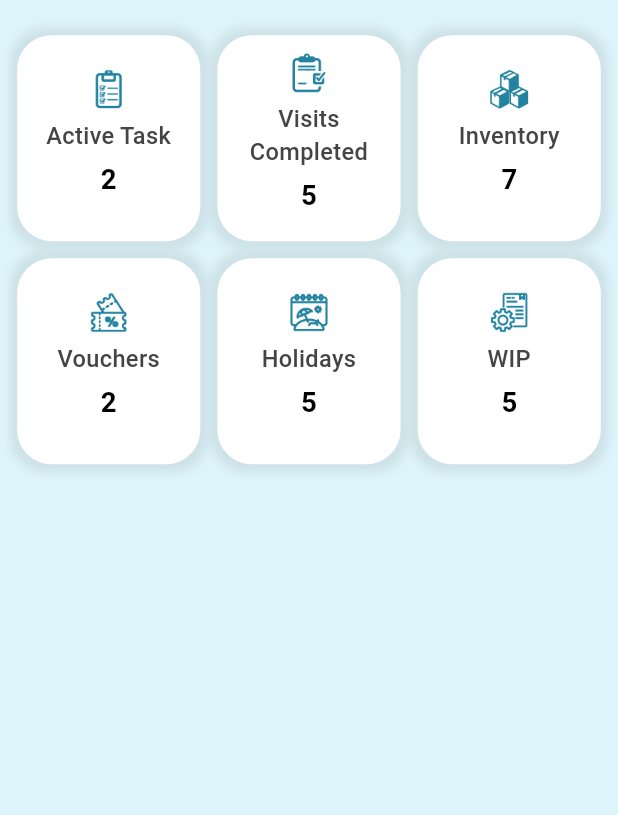
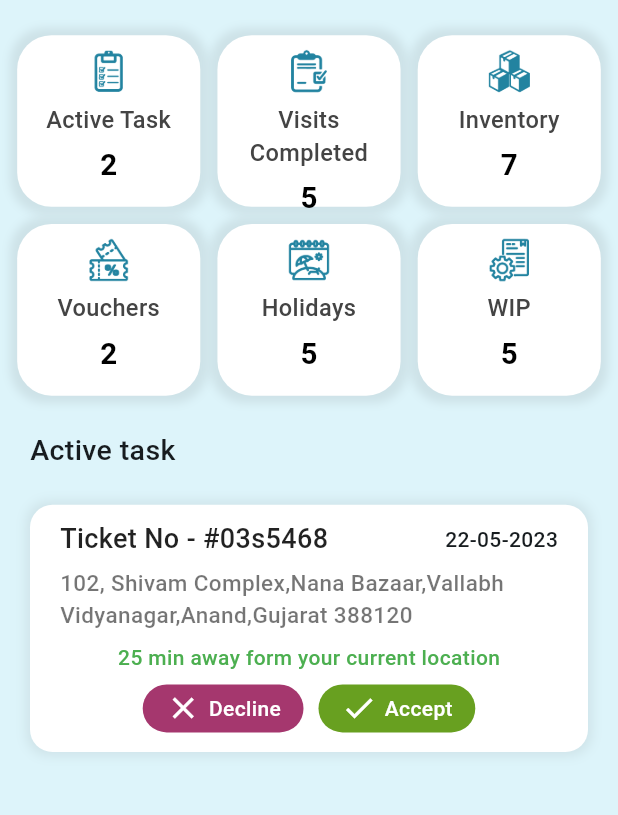
Before and after one commit to MindtechFlutter/AKG-Setu, a Flutter app: the HomePage screen opened by its route, on a phone screen of 412 x 824 dp, the part 188-1003 px from its top. Run offline on Flutter 3.47's test engine with Material 2 defaults, Android fonts, the phone set to English and light mode, and no system bars; our stand-ins replace cached_network_image, connectivity, dio, flutter_custom_clippers, flutter_screenutil, flutter_svg and 7 more; missing offline and left inert: flutter_gif; accounts and stored records are empty.

Commit message:
UI fixes

```diff
--- a/lib/common/rounded_button.dart
+++ b/lib/common/rounded_button.dart
@@ -13,7 +13,7 @@ class RoundedButton extends StatelessWidget {
   RoundedButton({
     required this.buttonText,
     required this.width,
-    this.height = 62,
+    this.height = 50,
     required this.onpressed
   });
 
@@ -57,16 +57,11 @@ class RoundedButton extends StatelessWidget {
           onPressed: () {
             onpressed();
           },
-          child: Padding(
-            padding:  EdgeInsets.only(
-              top: 10.sp,
-              bottom: 10.sp,
-            ),
-            child: Text(
+          child:  Text(
               buttonText,
               style: Styles.textFontRegular(size: 16.sp, weight: FontWeight.normal,color: AppColors.white),
             ),
-          ),
+
         ),
       ),
     );
--- a/lib/screens/auth/login.dart
+++ b/lib/screens/auth/login.dart
@@ -67,7 +67,7 @@ class _LoginPageState extends State<LoginPage> {
                             fontSize: 30.sp,
                             fontWeight: FontWeight.w600),*/
                             Styles.textFontRegular(
-                                size: 30.0.sp,
+                                size: 26.0.sp,
                                 weight: FontWeight.w600,
                                 color: Colors.brown),
                       ),
@@ -155,7 +155,7 @@ class _LoginPageState extends State<LoginPage> {
                   padding:  EdgeInsets.only(top:40.0.sp),
                   child: RoundedButton(
                     buttonText: 'Get OTP',
-                    width: width/1.5,
+                    width: width/1.7,
                     onpressed: () {
                       Get.toNamed(Routes.otpVerify);
                     },
--- a/lib/screens/home/home.dart
+++ b/lib/screens/home/home.dart
@@ -5,6 +5,7 @@ import 'package:flutter/material.dart';
 import 'package:flutter_custom_clippers/flutter_custom_clippers.dart';
 import 'package:flutter_screenutil/flutter_screenutil.dart';
 import 'package:flutter_svg/flutter_svg.dart';
+import 'package:nb_utils/nb_utils.dart';
 import '../../common/utils/Styles.dart';
 import '../../common/utils/utility.dart';
 import '../../constants.dart';
@@ -20,11 +21,12 @@ class _HomePageState extends State<HomePage> {
   @override
   Widget build(BuildContext context) {
     var width = Utils.getScreenWidth(context);
-
     var height = Utils.getScreenHeight(context);
     return Scaffold(
       backgroundColor: backgroundColor,
-      body: Column(
+      body: ListView(
+        padding: EdgeInsets.zero,
+        physics: BouncingScrollPhysics(),
         children: [
           ClipPath(
             clipper: WaveClipperTwo(flip: false, reverse: false),
@@ -62,11 +64,20 @@ class _HomePageState extends State<HomePage> {
             mainAxisAlignment: MainAxisAlignment.center,
             children: [
               Utils.addHGap(10),
-              Expanded(flex: 1, child: cards(AppConstants.activeTask,AppIcons.activeTask,"2")),
+              Expanded(
+                  flex: 1,
+                  child:
+                      cards(AppConstants.activeTask, AppIcons.activeTask, "2")),
               Utils.addHGap(10),
-              Expanded(flex: 1, child: cards(AppConstants.visitsCompleted,AppIcons.visitsCompleted,"5")),
+              Expanded(
+                  flex: 1,
+                  child: cards(AppConstants.visitsCompleted,
+                      AppIcons.visitsCompleted, "5")),
               Utils.addHGap(10),
-              Expanded(flex: 1, child: cards(AppConstants.inventory,AppIcons.inventory,"7")),
+              Expanded(
+                  flex: 1,
+                  child:
+                      cards(AppConstants.inventory, AppIcons.inventory, "7")),
               Utils.addHGap(10),
             ],
           ),
@@ -75,22 +86,134 @@ class _HomePageState extends State<HomePage> {
             mainAxisAlignment: MainAxisAlignment.center,
             children: [
               Utils.addHGap(10),
-              Expanded(flex: 1, child: cards(AppConstants.vouchers,AppIcons.vouchers,"2")),
+              Expanded(
+                  flex: 1,
+                  child: cards(AppConstants.vouchers, AppIcons.vouchers, "2")),
               Utils.addHGap(10),
-              Expanded(flex: 1, child: cards(AppConstants.holidays,AppIcons.holiday,"5")),
+              Expanded(
+                  flex: 1,
+                  child: cards(AppConstants.holidays, AppIcons.holiday, "5")),
               Utils.addHGap(10),
-              Expanded(flex: 1, child: cards(AppConstants.WIP,AppIcons.wip,"5")),
+              Expanded(
+                  flex: 1, child: cards(AppConstants.WIP, AppIcons.wip, "5")),
               Utils.addHGap(10),
             ],
+          ),
+          Utils.addGap(20),
+          Align(
+            alignment: Alignment.centerLeft,
+            child: Padding(
+              padding: EdgeInsets.only(left: 20),
+              child: Text(
+                "Active task",
+                style: TextStyle(fontSize: 19),
+              ),
+            ),
+          ),
+          Utils.addGap(20),
+          Container(
+            margin: EdgeInsets.symmetric(horizontal: 20),
+            height: height / 5,
+            width: width,
+            decoration: BoxDecoration(boxShadow: [
+              BoxShadow(
+                  color: AppColors.black53.withOpacity(0.1),
+                  offset: Offset(0, 0),
+                  spreadRadius: 2.sp,
+                  blurRadius: 5.0.sp)
+            ], color: Colors.white, borderRadius: BorderRadius.circular(15)),
+            child: Column(
+              children: [
+                Padding(
+                  padding: EdgeInsets.only(left: 20, right: 20, top: 10),
+                  child: Row(
+                    children: [
+                      Text(
+                        "Ticket No - #03s5468",
+                        style: TextStyle(fontSize: 18, color: Colors.black87),
+                      ),
+                      Spacer(),
+                      Text("22-05-2023"),
+                    ],
+                  ),
+                ),
+                Utils.addGap(5),
+                Padding(
+                  padding: EdgeInsets.only(left: 20),
+                  child: Text(
+                    "102, Shivam Complex,Nana Bazaar,Vallabh Vidyanagar,Anand,Gujarat 388120",
+                    style: TextStyle(fontSize: 15, color: Colors.black54),
+                  ),
+                ),
+                Utils.addGap(7),
+                Text(
+                  "25 min away form your current location",
+                  style: TextStyle(fontSize: 14, color: Colors.green),
+                ),
+                Utils.addGap(7),
+                Row(
+                  mainAxisAlignment: MainAxisAlignment.center,
+                  children: [
+                    Container(
+                      padding:
+                          EdgeInsets.symmetric(horizontal: 15, vertical: 4),
+                      decoration: BoxDecoration(
+                          borderRadius: BorderRadius.circular(20),
+                          color: AppColors.maroon),
+                      child: Row(
+                        children: [
+                          Icon(
+                            Icons.close,
+                            color: AppColors.white,
+                          ),
+                          5.width,
+                          Text(
+                            "Decline",
+                            style: TextStyle(
+                              fontSize: 14,
+                              color: AppColors.white,
+                            ),
+                          )
+                        ],
+                      ),
+                    ),
+                    10.width,
+                    Container(
+                      padding:
+                          EdgeInsets.symmetric(horizontal: 15, vertical: 4),
+                      decoration: BoxDecoration(
+                          borderRadius: BorderRadius.circular(20),
+                          color: AppColors.green1),
+                      child: Row(
+                        children: [
+                          Icon(
+                            Icons.check,
+                            color: AppColors.white,
+                          ),
+                          5.width,
+                          Text(
+                            "Accept",
+                            style: TextStyle(
+                              fontSize: 14,
+                              color: AppColors.white,
+                            ),
+                          )
+                        ],
+                      ),
+                    )
+                  ],
+                )
+              ],
+            ),
           )
         ],
       ),
     );
   }
 
-  Widget cards(String text,String icon,String count) {
+  Widget cards(String text, String icon, String count) {
     return Container(
-      height: 120.sp,
+      height: 100.sp,
       decoration: BoxDecoration(
         color: AppColors.white,
         boxShadow: [
@@ -108,8 +231,8 @@ class _HomePageState extends State<HomePage> {
         children: [
           Image.asset(
             icon,
-            height: 24.sp,
-            width: 24 .sp,
+            height: 26.sp,
+            width: 26.sp,
           ),
           Utils.addGap(5),
           Text(
@@ -123,7 +246,7 @@ class _HomePageState extends State<HomePage> {
           Text(
             count,
             style: Styles.textFontRegular(
-                size: 14.sp, weight: FontWeight.w600, color: AppColors.black),
+                size: 15.sp, weight: FontWeight.w600, color: AppColors.black),
           ),
           Utils.addGap(5),
         ],
```
